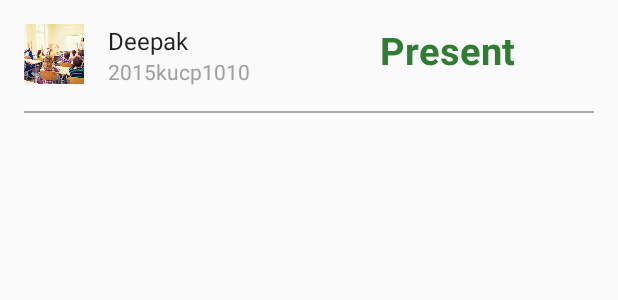
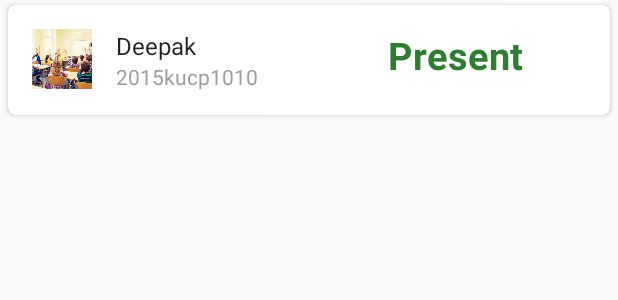
Before and after one commit to sahilayank91/DigitalClassroom, an Android app: the layout list_analyse_attendance.xml on its own in the app's theme, with its tools: preview values and no code run, on a phone screen of 412 x 824 dp. Shown: the top 300 px of the screen. Run offline under Robolectric (Android 15) with nearby library versions, the phone set to English and light mode, and no system bars.

Commit message:
Done AnalyseAttendace

```diff
--- a/app/src/main/res/layout/list_analyse_attendance.xml
+++ b/app/src/main/res/layout/list_analyse_attendance.xml
@@ -1,5 +1,16 @@
 <?xml version="1.0" encoding="utf-8"?>
-
+<android.support.v7.widget.CardView xmlns:android="http://schemas.android.com/apk/res/android"
+    android:layout_width="match_parent"
+    android:layout_height="wrap_content"
+    xmlns:tools="http://schemas.android.com/tools"
+    xmlns:app="http://schemas.android.com/apk/res-auto"
+    android:background="?android:attr/selectableItemBackground"
+    android:padding="@dimen/md_keylines"
+    android:layout_marginLeft="5dp"
+    android:layout_marginRight="5dp"
+    android:layout_marginBottom="5dp"
+    android:layout_marginTop="3dp"
+    app:cardCornerRadius="5dp" >
 <RelativeLayout xmlns:android="http://schemas.android.com/apk/res/android"
     android:layout_width="match_parent"
     android:layout_height="wrap_content"
@@ -52,14 +63,7 @@
         android:textColor="#2E7D32"
         android:textSize="25sp"
         android:textStyle="bold" />
-    <View
-        android:layout_width="fill_parent"
-        android:layout_height="1dp"
-        android:layout_alignParentLeft="true"
-        android:layout_alignParentStart="true"
-        android:layout_alignTop="@+id/text_percentage"
-        android:layout_marginTop="58dp"
-        android:background="@android:color/darker_gray" />
-    <!--colour for green #2E7D32-->
+
 
 </RelativeLayout>
+</android.support.v7.widget.CardView>
```
Also changed, not shown: app/src/main/java/com/example/sahil/digitalclassroom/ui/AnalyseAttendance.java (+61 -3 lines), app/src/main/res/layout/activity_take_attendance.xml (+24 -8 lines), app/src/main/res/layout/item_list_take_attendance.xml (+18 -14 lines).
